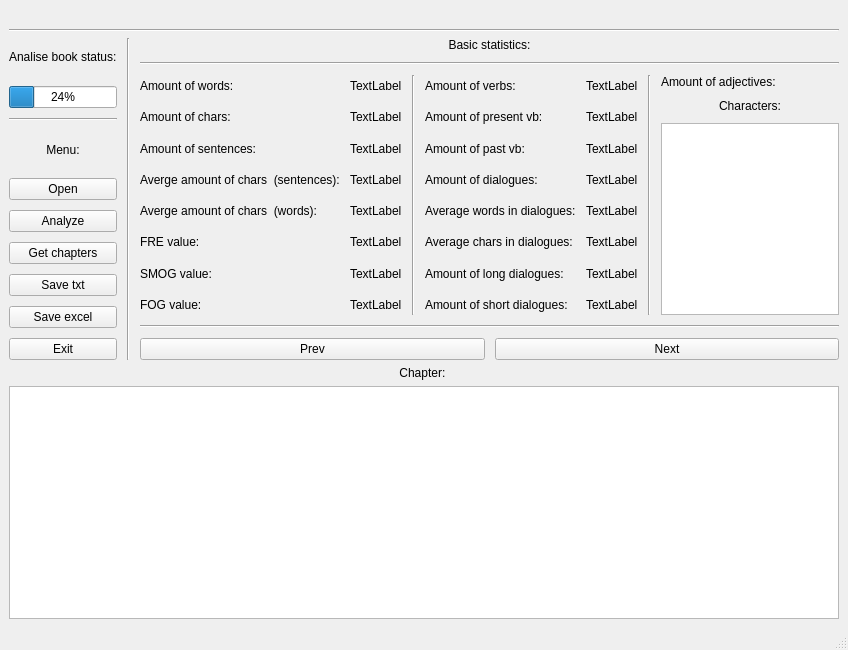
The window that MachineBookExtract/TestUI.ui (pawo97/MachineBookExtract) describes before a commit, drawn with Qt 5.
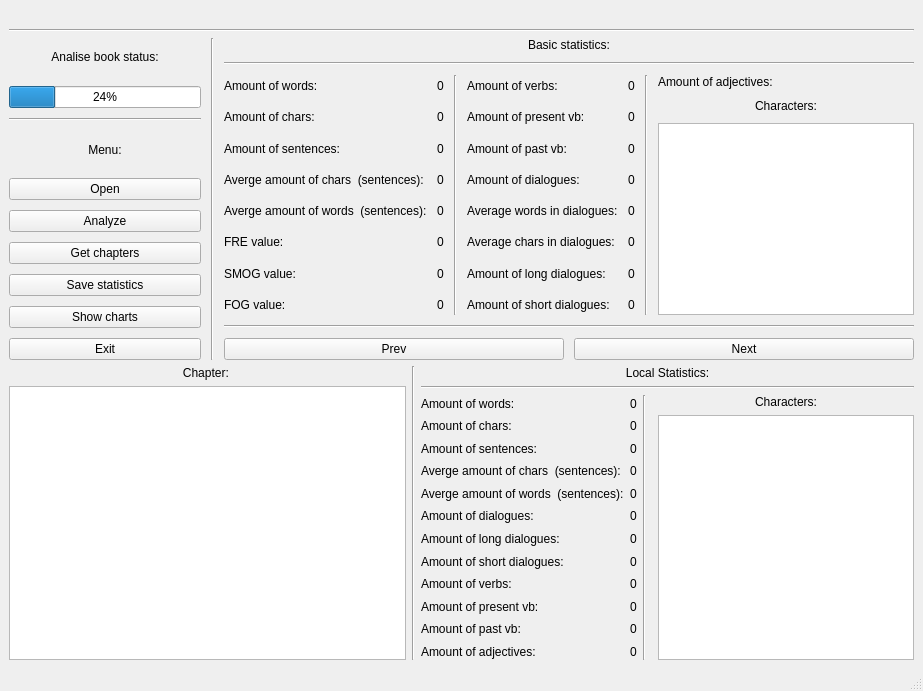
The same window after the commit.

Commit message: Add simple local

```diff
--- a/MachineBookExtract/TestUI.ui
+++ b/MachineBookExtract/TestUI.ui
@@ -6,8 +6,8 @@
    <rect>
     <x>0</x>
     <y>0</y>
-    <width>848</width>
-    <height>650</height>
+    <width>923</width>
+    <height>691</height>
    </rect>
   </property>
   <property name="windowTitle">
@@ -56,6 +56,9 @@
           <property name="text">
            <string>Analise book status:</string>
           </property>
+          <property name="alignment">
+           <set>Qt::AlignCenter</set>
+          </property>
          </widget>
         </item>
         <item>
@@ -106,14 +109,14 @@
         <item>
          <widget class="QPushButton" name="pushButton_4">
           <property name="text">
-           <string>Save txt</string>
+           <string>Save statistics</string>
           </property>
          </widget>
         </item>
         <item>
          <widget class="QPushButton" name="pushButton_5">
           <property name="text">
-           <string>Save excel</string>
+           <string>Show charts</string>
           </property>
          </widget>
         </item>
@@ -187,7 +190,7 @@
             <item>
              <widget class="QLabel" name="label_21">
               <property name="text">
-               <string>Averge amount of chars  (words):</string>
+               <string>Averge amount of words  (sentences):</string>
               </property>
              </widget>
             </item>
@@ -219,56 +222,56 @@
             <item>
              <widget class="QLabel" name="label_11">
               <property name="text">
-               <string>TextLabel</string>
+               <string>0</string>
               </property>
              </widget>
             </item>
             <item>
              <widget class="QLabel" name="label_10">
               <property name="text">
-               <string>TextLabel</string>
+               <string>0</string>
               </property>
              </widget>
             </item>
             <item>
              <widget class="QLabel" name="label_8">
               <property name="text">
-               <string>TextLabel</string>
+               <string>0</string>
               </property>
              </widget>
             </item>
             <item>
              <widget class="QLabel" name="label_9">
               <property name="text">
-               <string>TextLabel</string>
+               <string>0</string>
               </property>
              </widget>
             </item>
             <item>
              <widget class="QLabel" name="label_22">
               <property name="text">
-               <string>TextLabel</string>
+               <string>0</string>
               </property>
              </widget>
             </item>
             <item>
              <widget class="QLabel" name="label_27">
               <property name="text">
-               <string>TextLabel</string>
+               <string>0</string>
               </property>
              </widget>
             </item>
             <item>
              <widget class="QLabel" name="label_28">
               <property name="text">
-               <string>TextLabel</string>
+               <string>0</string>
               </property>
              </widget>
             </item>
             <item>
              <widget class="QLabel" name="label_29">
               <property name="text">
-               <string>TextLabel</string>
+               <string>0</string>
               </property>
              </widget>
             </item>
@@ -346,56 +349,56 @@
             <item>
              <widget class="QLabel" name="label_19">
               <property name="text">
-               <string>TextLabel</string>
+               <string>0</string>
               </property>
              </widget>
             </item>
             <item>
              <widget class="QLabel" name="label_18">
               <property name="text">
-               <string>TextLabel</string>
+               <string>0</string>
               </property>
              </widget>
             </item>
             <item>
              <widget class="QLabel" name="label_16">
               <property name="text">
-               <string>TextLabel</string>
+               <string>0</string>
               </property>
              </widget>
             </item>
             <item>
              <widget class="QLabel" name="label_17">
               <property name="text">
-               <string>TextLabel</string>
+               <string>0</string>
               </property>
              </widget>
             </item>
             <item>
              <widget class="QLabel" name="label_33">
               <property name="text">
-               <string>TextLabel</string>
+               <string>0</string>
               </property>
              </widget>
             </item>
             <item>
              <widget class="QLabel" name="label_34">
               <property name="text">
-               <string>TextLabel</string>
+               <string>0</string>
               </property>
              </widget>
             </item>
             <item>
              <widget class="QLabel" name="label_35">
               <property name="text">
-               <string>TextLabel</string>
+               <string>0</string>
               </property>
              </widget>
             </item>
             <item>
              <widget class="QLabel" name="label_36">
               <property name="text">
-               <string>TextLabel</string>
+               <string>0</string>
               </property>
              </widget>
             </item>
@@ -464,17 +467,267 @@
      </layout>
     </item>
     <item>
-     <widget class="QLabel" name="label_39">
-      <property name="text">
-       <string>Chapter: </string>
-      </property>
-      <property name="alignment">
-       <set>Qt::AlignCenter</set>
-      </property>
-     </widget>
-    </item>
-    <item>
-     <widget class="QTextEdit" name="textEdit"/>
+     <layout class="QHBoxLayout" name="horizontalLayout_5">
+      <item>
+       <layout class="QVBoxLayout" name="verticalLayout_11">
+        <item>
+         <widget class="QLabel" name="label_39">
+          <property name="text">
+           <string>Chapter: </string>
+          </property>
+          <property name="alignment">
+           <set>Qt::AlignCenter</set>
+          </property>
+         </widget>
+        </item>
+        <item>
+         <widget class="QTextEdit" name="textEdit"/>
+        </item>
+       </layout>
+      </item>
+      <item>
+       <widget class="Line" name="line_10">
+        <property name="orientation">
+         <enum>Qt::Vertical</enum>
+        </property>
+       </widget>
+      </item>
+      <item>
+       <layout class="QVBoxLayout" name="verticalLayout_10">
+        <item>
+         <widget class="QLabel" name="label_40">
+          <property name="text">
+           <string>Local Statistics:</string>
+          </property>
+          <property name="alignment">
+           <set>Qt::AlignCenter</set>
+          </property>
+         </widget>
+        </item>
+        <item>
+         <widget class="Line" name="line_8">
+          <property name="orientation">
+           <enum>Qt::Horizontal</enum>
+          </property>
+         </widget>
+        </item>
+        <item>
+         <layout class="QHBoxLayout" name="horizontalLayout_6">
+          <item>
+           <layout class="QVBoxLayout" name="verticalLayout_15">
+            <item>
+             <widget class="QLabel" name="label_71">
+              <property name="text">
+               <string>Amount of words:</string>
+              </property>
+             </widget>
+            </item>
+            <item>
+             <widget class="QLabel" name="label_70">
+              <property name="text">
+               <string>Amount of chars:</string>
+              </property>
+             </widget>
+            </item>
+            <item>
+             <widget class="QLabel" name="label_69">
+              <property name="text">
+               <string>Amount of sentences:</string>
+              </property>
+             </widget>
+            </item>
+            <item>
+             <widget class="QLabel" name="label_68">
+              <property name="text">
+               <string>Averge amount of chars  (sentences):</string>
+              </property>
+             </widget>
+            </item>
+            <item>
+             <widget class="QLabel" name="label_67">
+              <property name="text">
+               <string>Averge amount of words  (sentences):</string>
+              </property>
+             </widget>
+            </item>
+            <item>
+             <widget class="QLabel" name="label_65">
+              <property name="text">
+               <string>Amount of dialogues:</string>
+              </property>
+             </widget>
+            </item>
+            <item>
+             <widget class="QLabel" name="label_72">
+              <property name="text">
+               <string>Amount of long dialogues:</string>
+              </property>
+             </widget>
+            </item>
+            <item>
+             <widget class="QLabel" name="label_66">
+              <property name="text">
+               <string>Amount of short dialogues:</string>
+              </property>
+             </widget>
+            </item>
+            <item>
+             <widget class="QLabel" name="label_73">
+              <property name="text">
+               <string>Amount of verbs:</string>
+              </property>
+             </widget>
+            </item>
+            <item>
+             <widget class="QLabel" name="label_55">
+              <property name="text">
+               <string>Amount of present vb:</string>
+              </property>
+             </widget>
+            </item>
+            <item>
+             <widget class="QLabel" name="label_54">
+              <property name="text">
+               <string>Amount of past vb:</string>
+              </property>
+             </widget>
+            </item>
+            <item>
+             <widget class="QLabel" name="label_53">
+              <property name="text">
+               <string>Amount of adjectives:</string>
+              </property>
+             </widget>
+            </item>
+           </layout>
+          </item>
+          <item>
+           <layout class="QVBoxLayout" name="verticalLayout_14">
+            <item>
+             <widget class="QLabel" name="label_63">
+              <property name="text">
+               <string>0</string>
+              </property>
+             </widget>
+            </item>
+            <item>
+             <widget class="QLabel" name="label_62">
+              <property name="text">
+               <string>0</string>
+              </property>
+             </widget>
+            </item>
+            <item>
+             <widget class="QLabel" name="label_61">
+              <property name="text">
+               <string>0</string>
+              </property>
+             </widget>
+            </item>
+            <item>
+             <widget class="QLabel" name="label_60">
+              <property name="text">
+               <string>0</string>
+              </property>
+             </widget>
+            </item>
+            <item>
+             <widget class="QLabel" name="label_59">
+              <property name="text">
+               <string>0</string>
+              </property>
+             </widget>
+            </item>
+            <item>
+             <widget class="QLabel" name="label_57">
+              <property name="text">
+               <string>0</string>
+              </property>
+             </widget>
+            </item>
+            <item>
+             <widget class="QLabel" name="label_64">
+              <property name="text">
+               <string>0</string>
+              </property>
+             </widget>
+            </item>
+            <item>
+             <widget class="QLabel" name="label_58">
+              <property name="text">
+               <string>0</string>
+              </property>
+             </widget>
+            </item>
+            <item>
+             <widget class="QLabel" name="label_41">
+              <property name="text">
+               <string>0</string>
+              </property>
+             </widget>
+            </item>
+            <item>
+             <widget class="QLabel" name="label_42">
+              <property name="text">
+               <string>0</string>
+              </property>
+             </widget>
+            </item>
+            <item>
+             <widget class="QLabel" name="label_43">
+              <property name="text">
+               <string>0</string>
+              </property>
+             </widget>
+            </item>
+            <item>
+             <widget class="QLabel" name="label_44">
+              <property name="text">
+               <string>0</string>
+              </property>
+             </widget>
+            </item>
+           </layout>
+          </item>
+          <item>
+           <widget class="Line" name="line_11">
+            <property name="orientation">
+             <enum>Qt::Vertical</enum>
+            </property>
+           </widget>
+          </item>
+          <item>
+           <widget class="Line" name="line_9">
+            <property name="orientation">
+             <enum>Qt::Horizontal</enum>
+            </property>
+           </widget>
+          </item>
+          <item>
+           <layout class="QVBoxLayout" name="verticalLayout_13">
+            <item>
+             <widget class="QLabel" name="label_52">
+              <property name="text">
+               <string>Characters:</string>
+              </property>
+              <property name="alignment">
+               <set>Qt::AlignCenter</set>
+              </property>
+             </widget>
+            </item>
+            <item>
+             <widget class="QListWidget" name="listWidget_2"/>
+            </item>
+           </layout>
+          </item>
+          <item>
+           <layout class="QVBoxLayout" name="verticalLayout_12"/>
+          </item>
+         </layout>
+        </item>
+       </layout>
+      </item>
+     </layout>
     </item>
    </layout>
   </widget>
```
The commit also changes 4 other files.
